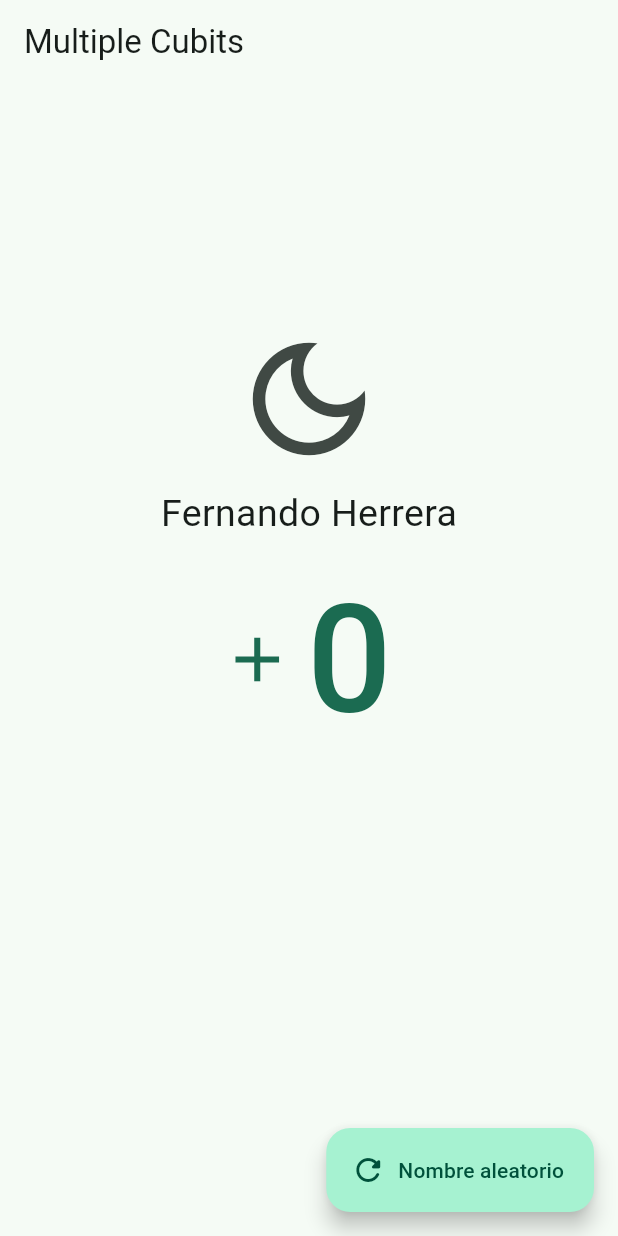
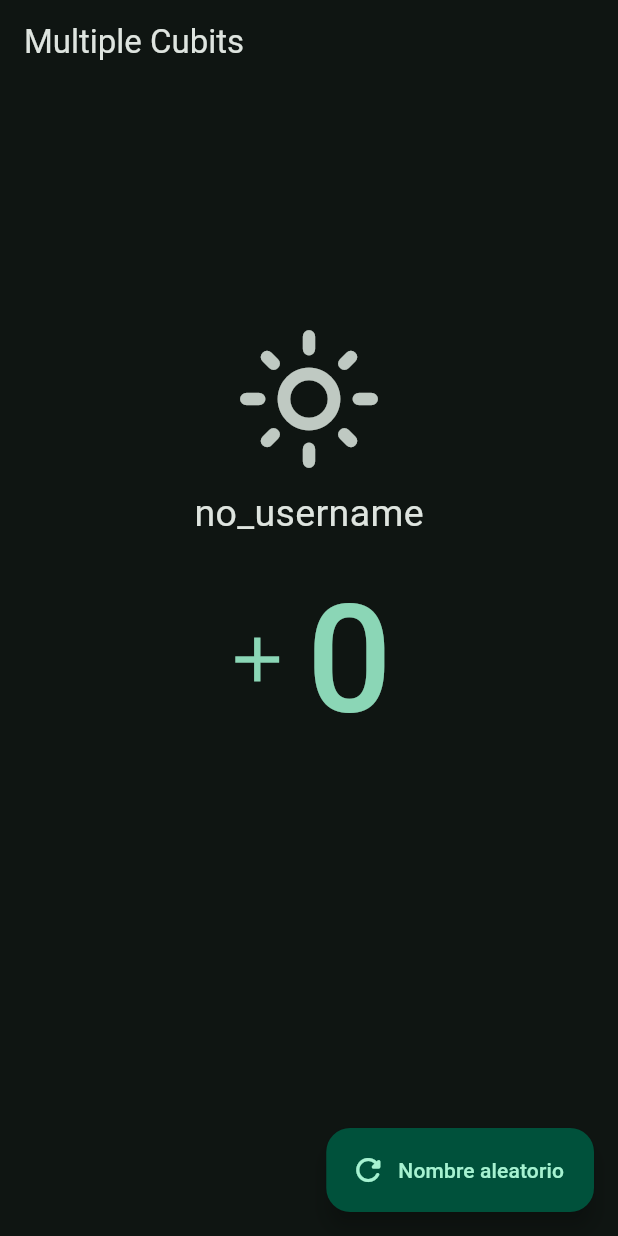
Before and after one commit to jperez-89/flutter-bloc, a Flutter app: the MultipleCubitScreen screen opened by its route, after a tap on the "dark mode" icon, on a phone screen of 412 x 824 dp. Run offline on Flutter 3.47's test engine with Material 3 defaults, Android fonts, the phone set to English and light mode, and no system bars; our stand-ins replace bloc, dio, equatable, flutter_bloc, go_router; missing offline and left inert: random_name_generator.

Commit message:
theme cubit

```diff
--- a/lib/main.dart
+++ b/lib/main.dart
@@ -23,6 +23,7 @@ class BlocsProviders extends StatelessWidget {
         ),
         BlocProvider(create: (context) => RouterSimpleCubit()),
         BlocProvider(create: (context) => CounterCubit()),
+        BlocProvider(create: (context) => ThemeCubit()),
       ],
       child: const MyApp(),
     );
@@ -35,12 +36,13 @@ class MyApp extends StatelessWidget {
   @override
   Widget build(BuildContext context) {
     final appRouter = context.watch<RouterSimpleCubit>().state;
+    final theme = context.watch<ThemeCubit>().state;
 
     return MaterialApp.router(
       title: 'Flutter BLoC',
       debugShowCheckedModeBanner: false,
       routerConfig: appRouter,
-      theme: AppTheme(isDarkmode: false).getTheme(),
+      theme: AppTheme(isDarkmode: theme.isDarkMode).getTheme(),
     );
   }
 }
--- /dev/null
+++ b/lib/presentation/blocs/03_theme_cubit/theme_cubit.dart
@@ -0,0 +1,20 @@
+import 'package:bloc/bloc.dart';
+import 'package:equatable/equatable.dart';
+
+part 'theme_state.dart';
+
+class ThemeCubit extends Cubit<ThemeState> {
+  ThemeCubit({bool darkMode = false}) : super(ThemeState(isDarkMode: darkMode));
+
+  void toggleTheme() {
+    emit(ThemeState(isDarkMode: !state.isDarkMode));
+  }
+
+  void setDarkMode() {
+    emit(const ThemeState(isDarkMode: true));
+  }
+
+  void setLigthMode() {
+    emit(const ThemeState(isDarkMode: false));
+  }
+}
--- /dev/null
+++ b/lib/presentation/blocs/03_theme_cubit/theme_state.dart
@@ -0,0 +1,10 @@
+part of 'theme_cubit.dart';
+
+class ThemeState extends Equatable {
+  final bool isDarkMode;
+
+  const ThemeState({required this.isDarkMode});
+
+  @override
+  List<Object> get props => [isDarkMode];
+}
--- a/lib/presentation/blocs/blocs.dart
+++ b/lib/presentation/blocs/blocs.dart
@@ -1,2 +1,3 @@
 export '01_simple_cubit/username_cubit.dart';
 export '02_counter_cubit/counter_cubit.dart';
+export '03_theme_cubit/theme_cubit.dart';
--- a/lib/presentation/screens/03_multiple_cubits/multiple_cubits_screen.dart
+++ b/lib/presentation/screens/03_multiple_cubits/multiple_cubits_screen.dart
@@ -1,3 +1,4 @@
+import 'package:blocs_app/config/config.dart';
 import 'package:blocs_app/presentation/blocs/blocs.dart';
 import 'package:flutter/material.dart';
 import 'package:flutter_bloc/flutter_bloc.dart';
@@ -8,6 +9,8 @@ class MultipleCubitScreen extends StatelessWidget {
   @override
   Widget build(BuildContext context) {
     final counterCubit = context.watch<CounterCubit>();
+    final themeCubit = context.watch<ThemeCubit>();
+    final userNameCubit = context.watch<UsernameCubit>();
 
     return Scaffold(
       appBar: AppBar(
@@ -20,11 +23,16 @@ class MultipleCubitScreen extends StatelessWidget {
             flex: 1,
           ),
           IconButton(
-            // icon: const Icon( Icons.light_mode_outlined, size: 100 ),
-            icon: const Icon(Icons.dark_mode_outlined, size: 100),
-            onPressed: () {},
+            icon: themeCubit.state.isDarkMode
+                // ? const Icon(Icons.dark_mode_outlined, size: 100)
+                // : const Icon(Icons.light_mode_outlined, size: 100),
+                ? const Icon(Icons.light_mode_outlined, size: 100)
+                : const Icon(Icons.dark_mode_outlined, size: 100),
+            onPressed: () {
+              themeCubit.toggleTheme();
+            },
           ),
-          const Text('Fernando Herrera', style: TextStyle(fontSize: 25)),
+          Text(userNameCubit.state, style: TextStyle(fontSize: 25)),
           TextButton.icon(
             icon: const Icon(
               Icons.add,
@@ -42,7 +50,12 @@ class MultipleCubitScreen extends StatelessWidget {
       floatingActionButton: FloatingActionButton.extended(
         label: const Text('Nombre aleatorio'),
         icon: const Icon(Icons.refresh_rounded),
-        onPressed: () {},
+        onPressed: () {
+          userNameCubit.setUsername(RandomGenerator.getRandomName());
+          // context
+          //     .read<UsernameCubit>()
+          //     .setUsername(RandomGenerator.getRandomName());
+        },
       ),
     );
   }
```
